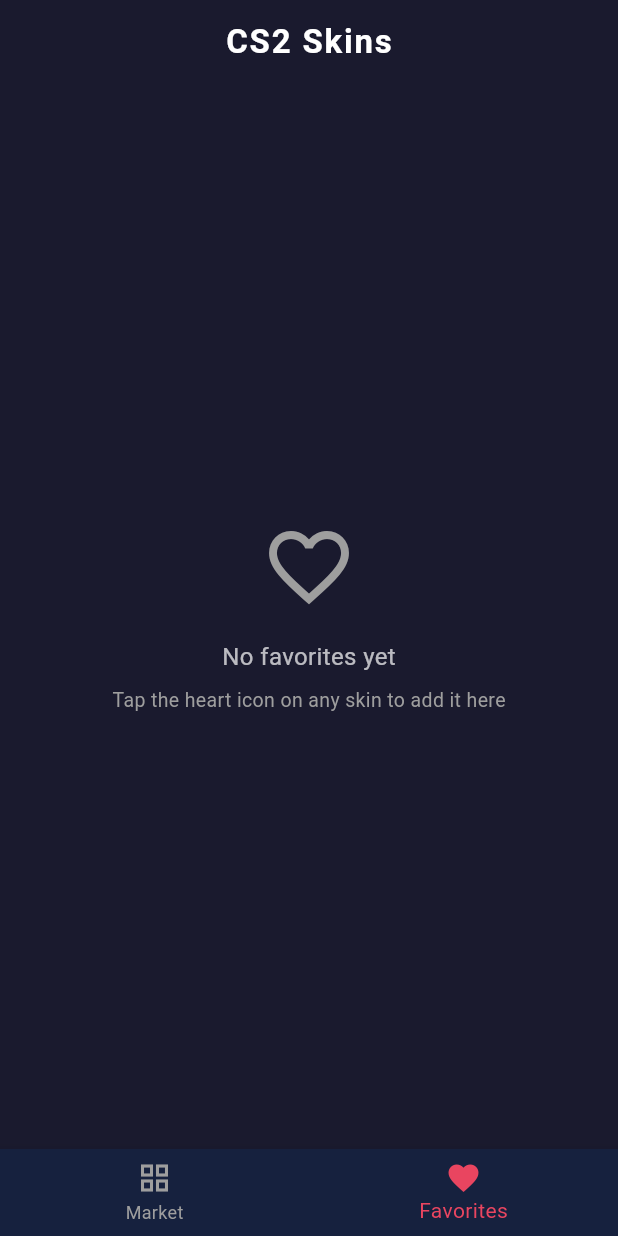
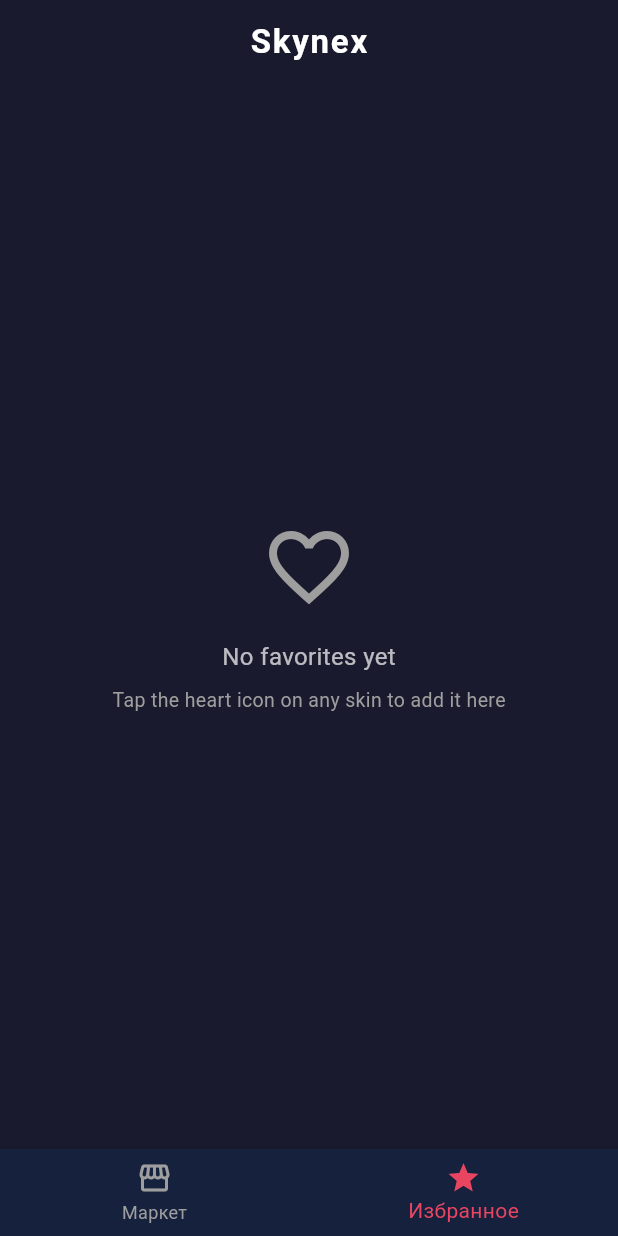
Before and after one commit to Kushmurat/cs2ckins, a Flutter app: the screen it shows after launch, item 2 of the bottom bar chosen, on a phone screen of 412 x 824 dp. Run offline on Flutter 3.47's test engine with Material 3 defaults, Android fonts, the light colour scheme and no system bars; our stand-ins replace cached_network_image, dartz, dio, equatable, flutter_bloc, get_it and 2 more; accounts and stored records are empty; network calls fail.

Commit message:
пофиксел структуру проекта

```diff
--- a/lib/features/skins/presentation/pages/home_page.dart
+++ b/lib/features/skins/presentation/pages/home_page.dart
@@ -22,7 +22,7 @@
     return Scaffold(
       appBar: AppBar(
         title: const Text(
-          'CS2 Skins',
+          'Skynex',
           style: TextStyle(
             fontWeight: FontWeight.bold,
             letterSpacing: 1.2,
@@ -38,12 +38,12 @@
         onTap: (index) => setState(() => _currentIndex = index),
         items: const [
           BottomNavigationBarItem(
-            icon: Icon(Icons.grid_view),
-            label: 'Market',
+            icon: Icon(Icons.storefront),
+            label: 'Маркет',
           ),
           BottomNavigationBarItem(
-            icon: Icon(Icons.favorite),
-            label: 'Favorites',
+            icon: Icon(Icons.star),
+            label: 'Избранное',
           ),
         ],
       ),
--- a/lib/main.dart
+++ b/lib/main.dart
@@ -29,7 +29,7 @@
         ),
       ],
       child: MaterialApp(
-        title: 'CS2 Skins',
+        title: 'Skynex',
         debugShowCheckedModeBanner: false,
         theme: AppTheme.darkTheme,
         home: const HomePage(),
```
Also changed, not shown: 10 other files.
